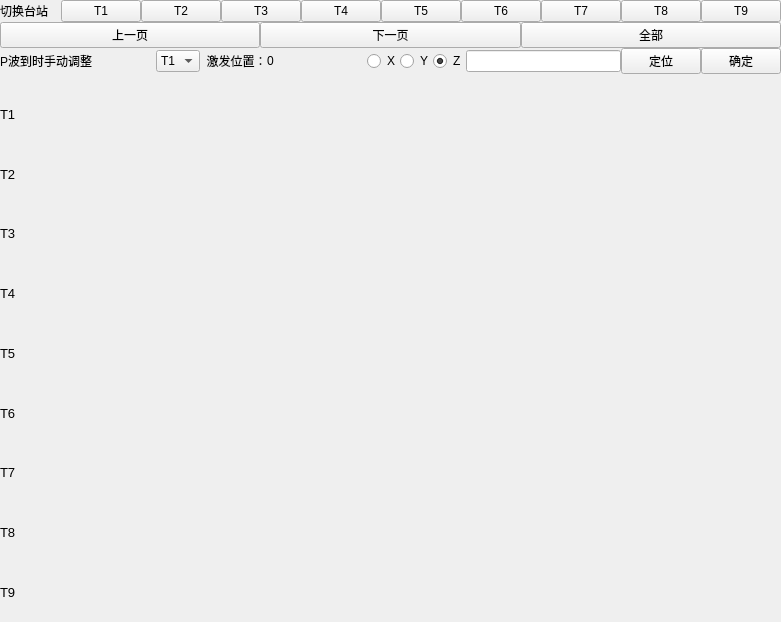
Above: MMQ2/MMQ/showchart.ui from HaiUgo/MineEarthquakeDemo before the change. Below: the same form after it.
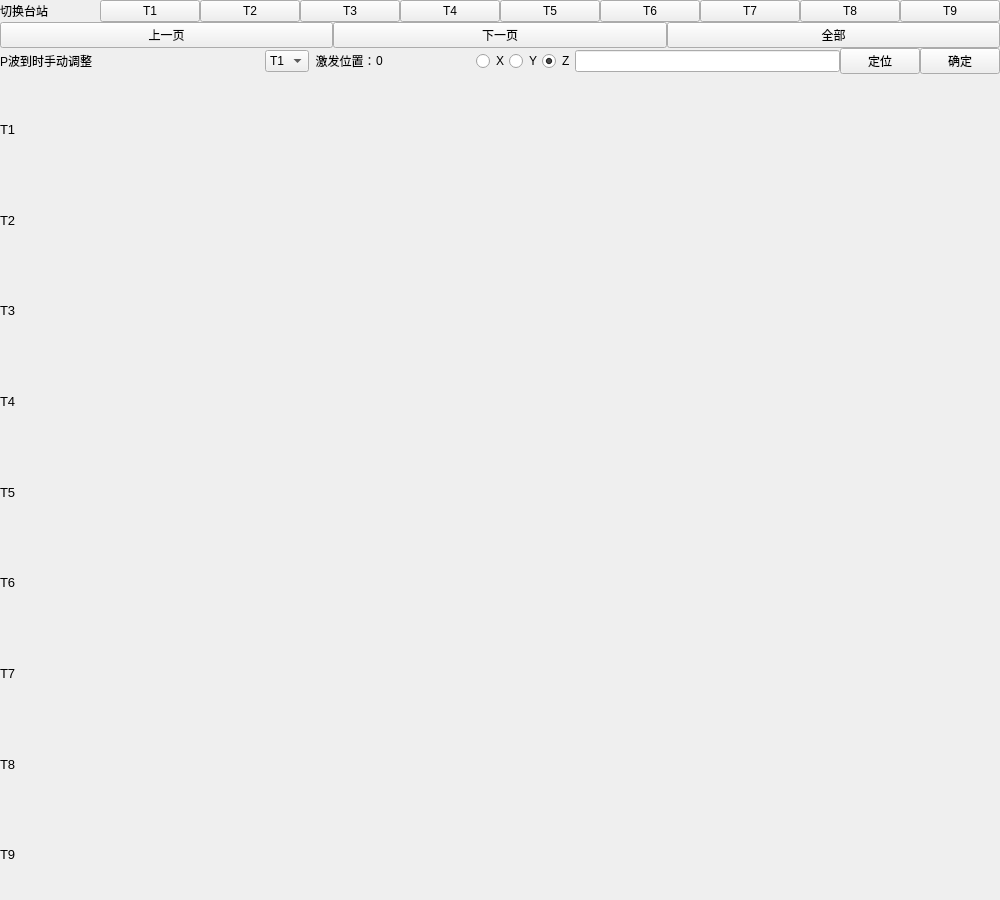
That is the form after the change.

The edit to the form file:
```diff
--- a/MMQ2/MMQ/showchart.ui
+++ b/MMQ2/MMQ/showchart.ui
@@ -9,26 +9,26 @@
    <rect>
     <x>0</x>
     <y>0</y>
-    <width>781</width>
-    <height>622</height>
+    <width>1000</width>
+    <height>900</height>
    </rect>
   </property>
   <property name="sizePolicy">
-   <sizepolicy hsizetype="Preferred" vsizetype="Preferred">
+   <sizepolicy hsizetype="Expanding" vsizetype="Expanding">
     <horstretch>0</horstretch>
     <verstretch>0</verstretch>
    </sizepolicy>
   </property>
   <property name="minimumSize">
    <size>
-    <width>745</width>
-    <height>622</height>
+    <width>1000</width>
+    <height>900</height>
    </size>
   </property>
   <property name="maximumSize">
    <size>
-    <width>781</width>
-    <height>622</height>
+    <width>1500</width>
+    <height>1200</height>
    </size>
   </property>
   <property name="windowTitle">
```
